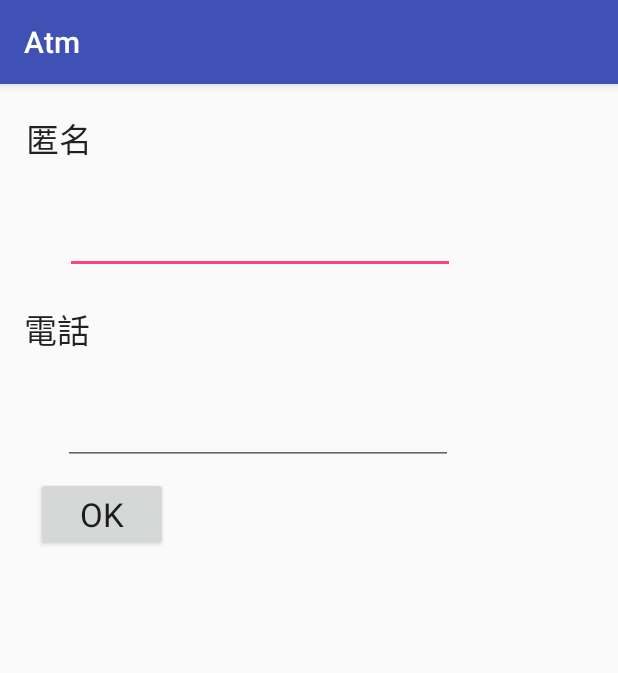
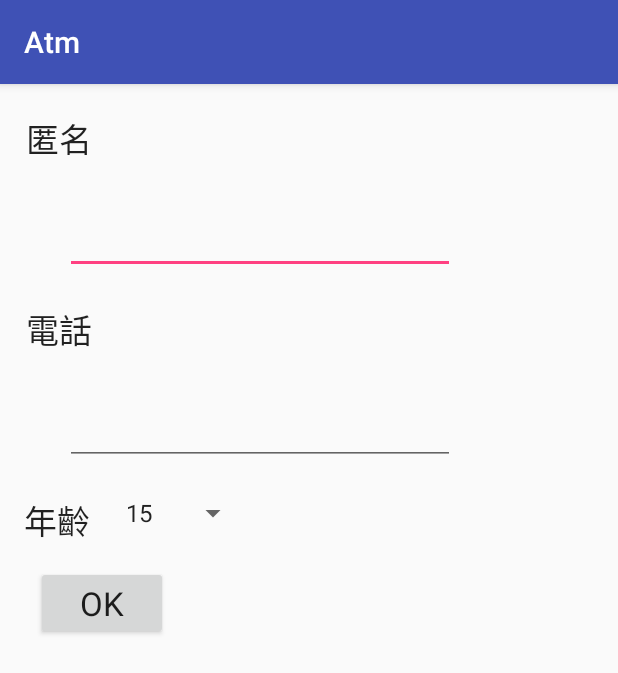
Before and after one commit to YunchinLin/Atm, an Android app: the UserInfoActivity screen opened directly, with no data from a screen before it, on a phone screen of 412 x 824 dp. Shown: the top 673 px of the screen. Run offline under Robolectric (Android 15) with nearby library versions, the phone set to English and light mode, and no system bars.

```diff
--- a/app/src/main/AndroidManifest.xml
+++ b/app/src/main/AndroidManifest.xml
@@ -20,7 +20,8 @@
             </intent-filter>
         </activity>
         <activity android:name=".LoginActivity" />
-        <activity android:name=".UserInfoActivity"></activity>
+        <activity android:name=".UserInfoActivity" />
+        <activity android:name=".Ch8Activity"></activity>
     </application>
 
 </manifest>
--- a/app/src/main/java/com/bess/atm/MainActivity.java
+++ b/app/src/main/java/com/bess/atm/MainActivity.java
@@ -19,6 +19,7 @@ public class MainActivity extends AppCompatActivity {
     protected void onCreate(Bundle savedInstanceState) {
         super.onCreate(savedInstanceState);
         setContentView(R.layout.activity_main);
+//        startActivity(new Intent(this, Ch8Activity.class));
         if(!logon){
             Intent intent = new Intent(this, LoginActivity.class);
 //            startActivity(intent);
--- a/app/src/main/java/com/bess/atm/UserInfoActivity.java
+++ b/app/src/main/java/com/bess/atm/UserInfoActivity.java
@@ -2,17 +2,34 @@ package com.bess.atm;
 
 import android.support.v7.app.AppCompatActivity;
 import android.os.Bundle;
+import android.util.Log;
 import android.view.View;
+import android.widget.AbsSpinner;
+import android.widget.ArrayAdapter;
 import android.widget.EditText;
+import android.widget.Spinner;
+
+import java.util.ArrayList;
 
 public class UserInfoActivity extends AppCompatActivity {
     private EditText edNickname;
     private EditText edPhone;
+    private static final String TAG = UserInfoActivity.class.getSimpleName();
+    private Spinner ages;
 
     @Override
     protected void onCreate(Bundle savedInstanceState) {
         super.onCreate(savedInstanceState);
         setContentView(R.layout.activity_user_info);
+        ages = (Spinner) findViewById(R.id.ages);
+//        ArrayList<String> data = new ArrayList<>();
+//        for (int i = 15; i<=40; i++){
+//            data.add(i+"");
+//        }
+//        String[] data = getResources().getStringArray(R.array.ages);
+        ArrayAdapter<CharSequence> adapter = ArrayAdapter.createFromResource(this,
+                R.array.aaa, android.R.layout.simple_list_item_1);
+        ages.setAdapter(adapter);
         edNickname = (EditText) findViewById(R.id.nickname);
         edPhone = (EditText) findViewById(R.id.phone);
         String nickname = getSharedPreferences("atm", MODE_PRIVATE)
@@ -23,7 +40,9 @@ public class UserInfoActivity extends AppCompatActivity {
         edPhone.setText(phone);
     }
 
-    public void back(View view){
+    public void ok(View view){
+        Log.d(TAG, "ok:" + ages.getSelectedItem().toString());
+        int age = Integer.parseInt(ages.getSelectedItem().toString());
         EditText edNickname = (EditText) findViewById(R.id.nickname);
         EditText edPhone = (EditText) findViewById(R.id.phone);
         String nickname = edNickname.getText().toString();
--- a/app/src/main/res/layout/activity_user_info.xml
+++ b/app/src/main/res/layout/activity_user_info.xml
@@ -21,7 +21,9 @@
         app:layout_constraintLeft_toLeftOf="parent"
         app:layout_constraintRight_toRightOf="parent"
         app:layout_constraintTop_toTopOf="parent"
-        app:layout_constraintVertical_bias="0.016" />
+        app:layout_constraintVertical_bias="0.016"
+        android:layout_marginStart="8dp"
+        android:layout_marginEnd="8dp" />
 
     <EditText
         android:id="@+id/nickname"
@@ -33,13 +35,13 @@
         android:inputType="textPersonName"
         android:textAppearance="@style/TextAppearance.AppCompat.Large"
         app:layout_constraintLeft_toLeftOf="@+id/textView3"
-        app:layout_constraintTop_toBottomOf="@+id/textView3" />
+        app:layout_constraintTop_toBottomOf="@+id/textView3"
+        android:layout_marginStart="26dp" />
 
     <TextView
         android:id="@+id/textView4"
         android:layout_width="wrap_content"
         android:layout_height="wrap_content"
-        android:layout_marginLeft="-1dp"
         android:layout_marginTop="20dp"
         android:text="電話"
         android:textAppearance="@style/TextAppearance.AppCompat.Large"
@@ -56,17 +58,39 @@
         android:layout_marginTop="24dp"
         app:layout_constraintTop_toBottomOf="@+id/textView4"
         android:layout_marginLeft="26dp"
-        app:layout_constraintLeft_toLeftOf="@+id/textView4" />
+        app:layout_constraintLeft_toLeftOf="@+id/textView4"
+        android:layout_marginStart="26dp" />
 
     <Button
         android:id="@+id/button"
         android:layout_width="wrap_content"
         android:layout_height="wrap_content"
-        android:layout_marginTop="8dp"
-        android:onClick="back"
+        android:layout_marginLeft="4dp"
+        android:layout_marginStart="8dp"
+        android:layout_marginTop="67dp"
+        android:onClick="ok"
         android:text="OK"
         android:textAppearance="@style/TextAppearance.AppCompat.Large"
-        app:layout_constraintTop_toBottomOf="@+id/phone"
+        app:layout_constraintLeft_toLeftOf="@+id/textView"
+        app:layout_constraintTop_toBottomOf="@+id/phone" />
+
+    <Spinner
+        android:id="@+id/ages"
+        android:layout_width="0dp"
+        android:layout_height="24dp"
         android:layout_marginLeft="8dp"
-        app:layout_constraintLeft_toLeftOf="@+id/textView4" />
+        android:layout_marginTop="20dp"
+        app:layout_constraintLeft_toRightOf="@+id/textView"
+        app:layout_constraintTop_toBottomOf="@+id/phone" />
+
+    <TextView
+        android:id="@+id/textView"
+        android:layout_width="wrap_content"
+        android:layout_height="wrap_content"
+        android:text="年齡"
+        android:textAppearance="@style/TextAppearance.AppCompat.Large"
+        android:layout_marginLeft="-1dp"
+        app:layout_constraintLeft_toLeftOf="@+id/textView4"
+        android:layout_marginTop="20dp"
+        app:layout_constraintTop_toBottomOf="@+id/phone" />
 </android.support.constraint.ConstraintLayout>
--- a/app/src/main/res/values/strings.xml
+++ b/app/src/main/res/values/strings.xml
@@ -1,4 +1,10 @@
 <resources>
     <string name="app_name">Atm</string>
     <string name="action_settings">Settings</string>
+        <string-array name="aaa">
+            <item>15</item>
+            <item>16</item>
+            <item>17</item>
+            <item>18</item>
+        </string-array>
 </resources>
```
Also changed, not shown: app/src/main/java/com/bess/atm/Ch8Activity.java (added, +36 -0 lines), app/src/main/res/layout/activity_ch8.xml (added, +19 -0 lines).
